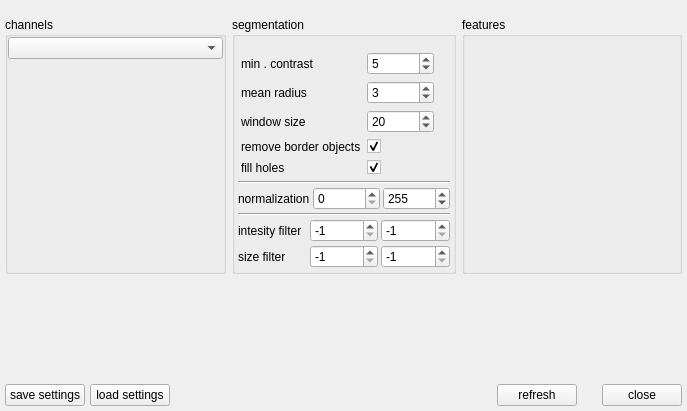
Old version of the form af/gui/segmentationdlg.ui in the repository manerotoni/afw.
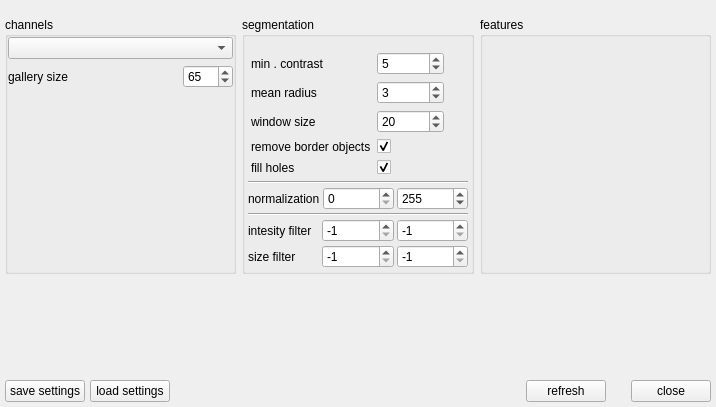
New version of the form. Custom widgets are drawn as their Qt base class.

Commit message: gallery_size moved to segmentation dialog.py

Patch:
```diff
--- a/af/gui/segmentationdlg.ui
+++ b/af/gui/segmentationdlg.ui
@@ -6,8 +6,8 @@
    <rect>
     <x>0</x>
     <y>0</y>
-    <width>687</width>
-    <height>411</height>
+    <width>716</width>
+    <height>407</height>
    </rect>
   </property>
   <property name="windowTitle">
@@ -324,7 +324,7 @@
        </property>
        <layout class="QVBoxLayout" name="verticalLayout_2">
         <property name="spacing">
-         <number>0</number>
+         <number>-1</number>
         </property>
         <property name="margin">
          <number>0</number>
@@ -333,7 +333,40 @@
          <widget class="QComboBox" name="pchannel"/>
         </item>
         <item>
-         <spacer name="vspacer_2">
+         <layout class="QHBoxLayout" name="hbox_2">
+          <item>
+           <widget class="QLabel" name="galSizeLabel">
+            <property name="toolTip">
+             <string>&lt;html&gt;&lt;head/&gt;&lt;body&gt;&lt;p&gt;fixed size of a gallery image&lt;/p&gt;&lt;/body&gt;&lt;/html&gt;</string>
+            </property>
+            <property name="text">
+             <string>gallery size</string>
+            </property>
+           </widget>
+          </item>
+          <item>
+           <widget class="QSpinBox" name="galSize">
+            <property name="maximumSize">
+             <size>
+              <width>50</width>
+              <height>16777215</height>
+             </size>
+            </property>
+            <property name="toolTip">
+             <string>&lt;html&gt;&lt;head/&gt;&lt;body&gt;&lt;p&gt;fixed size of a gallery image&lt;/p&gt;&lt;/body&gt;&lt;/html&gt;</string>
+            </property>
+            <property name="maximum">
+             <number>1000</number>
+            </property>
+            <property name="value">
+             <number>65</number>
+            </property>
+           </widget>
+          </item>
+         </layout>
+        </item>
+        <item>
+         <spacer name="spacer">
           <property name="orientation">
            <enum>Qt::Vertical</enum>
           </property>
```
Left out of the diff: 6 changed lines with no effect on the pictures. The commit also changes 6 other files.
